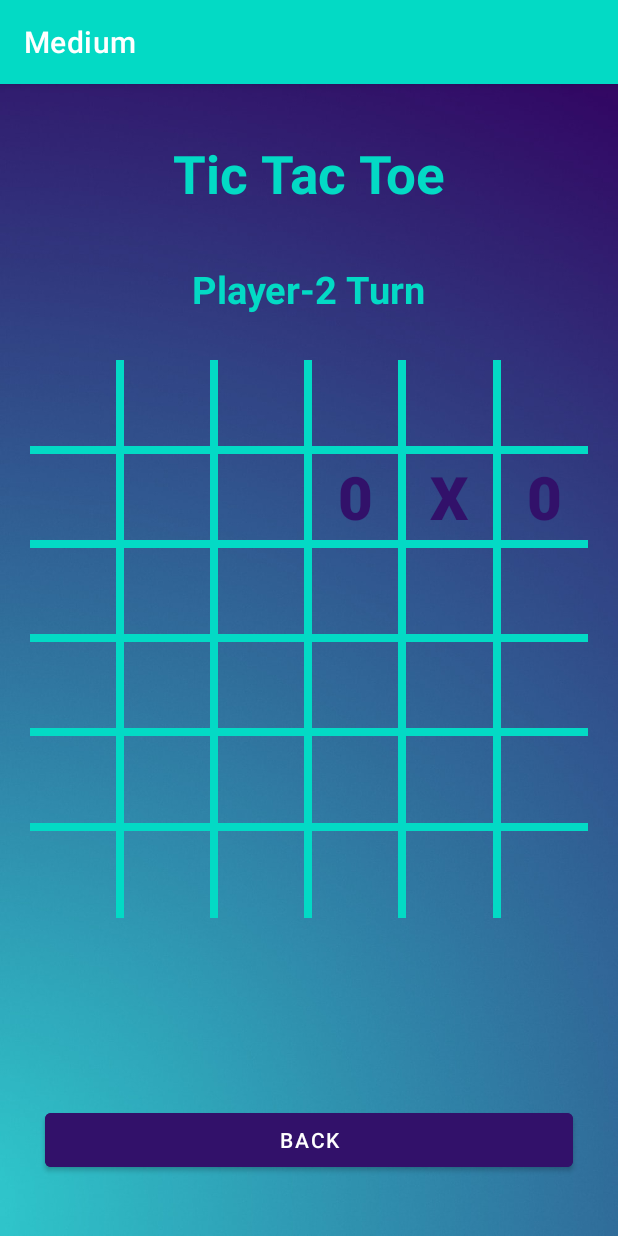
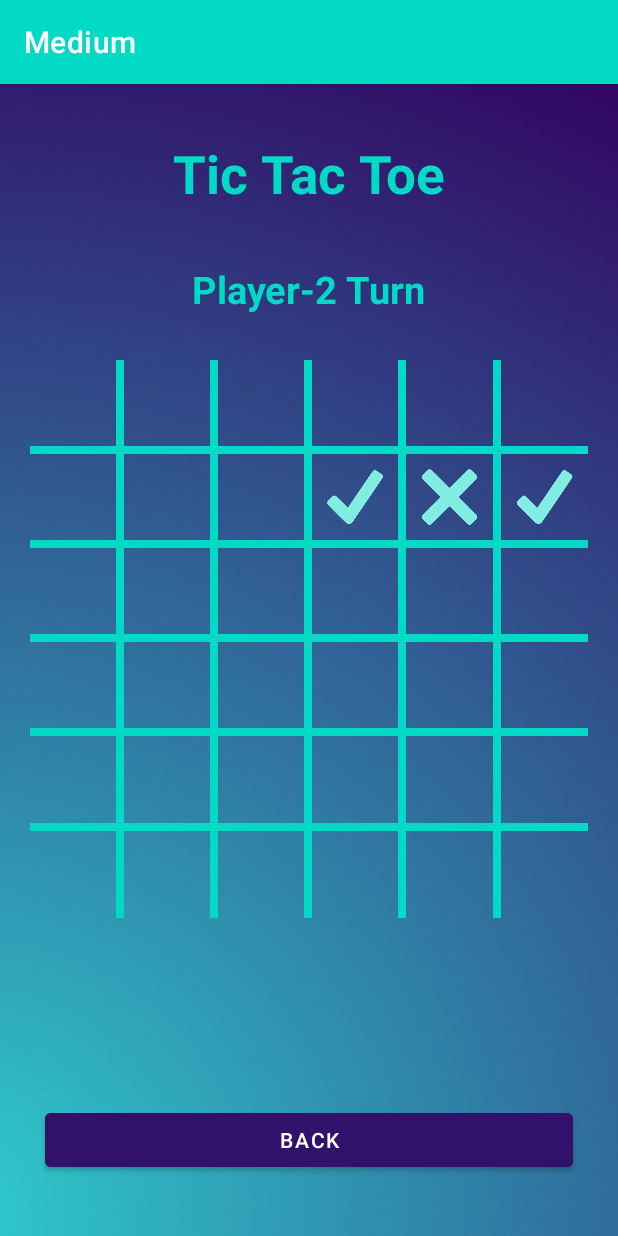
Before and after one commit to khan78756/Tic-Tac-Toe, an Android app: the medium screen opened directly, with no data from a screen before it, after a tap on an icon or button, on a phone screen of 412 x 824 dp. Run offline under Robolectric (Android 15) with nearby library versions, the phone set to English and light mode, and no system bars; 3 other taps on this screen came first.

Commit message:
Tic Tak Toe

```diff
--- a/app/src/main/res/layout/activity_medium.xml
+++ b/app/src/main/res/layout/activity_medium.xml
@@ -34,11 +34,12 @@
         android:layout_marginBottom="30dp"
         android:text="Player -1 Turn"
         android:textColor="@color/teal_200"
-        android:textSize="25dp"
+        android:textSize="25sp"
         android:textStyle="bold"
         app:layout_constraintEnd_toEndOf="parent"
         app:layout_constraintStart_toStartOf="parent"
-        app:layout_constraintTop_toBottomOf="@+id/turnX" />
+        app:layout_constraintTop_toBottomOf="@+id/turnX"
+        tools:ignore="HardcodedText" />
 
 
     <LinearLayout
@@ -55,12 +56,13 @@
 
         <LinearLayout style="@style/row">
 
-            <android.widget.Button
+            <android.widget.ImageButton
                 android:id="@+id/b1"
                 style="@style/column"
                 android:tag="0"
-                android:textColor="#32116a"
-                tools:text="1"></android.widget.Button>
+                android:padding="10dp"
+                android:scaleType="fitCenter"
+                />
 
             <View
                 android:layout_width="5dp"
@@ -68,12 +70,13 @@
                 android:background="@color/teal_200" />
 
 
-            <android.widget.Button
+            <android.widget.ImageButton
                 android:id="@+id/b2"
                 style="@style/column"
                 android:tag="1"
-                android:textColor="#32116a"
-                tools:text="2"></android.widget.Button>
+                android:padding="10dp"
+                android:scaleType="fitCenter"
+         />
 
             <View
                 android:layout_width="5dp"
@@ -81,12 +84,14 @@
                 android:background="@color/teal_200" />
 
 
-            <android.widget.Button
+            <android.widget.ImageButton
                 android:id="@+id/b3"
                 style="@style/column"
                 android:tag="2"
                 android:textColor="#32116a"
-                tools:text="3"></android.widget.Button>
+                android:padding="10dp"
+                android:scaleType="fitCenter"
+                tools:text="3"/>
 
             <View
                 android:layout_width="5dp"
@@ -94,12 +99,13 @@
                 android:background="@color/teal_200" />
 
 
-            <android.widget.Button
+            <android.widget.ImageButton
                 android:id="@+id/b4"
                 style="@style/column"
                 android:tag="3"
-                android:textColor="#32116a"
-                tools:text="4" />
+                android:padding="10dp"
+                android:scaleType="fitCenter"
+           />
 
 
             <View
@@ -108,12 +114,12 @@
                 android:background="@color/teal_200" />
 
 
-            <android.widget.Button
+            <android.widget.ImageButton
                 android:id="@+id/b5"
                 style="@style/column"
                 android:tag="4"
-                android:textColor="#32116a"
-                tools:text="5" />
+                android:padding="10dp"
+                android:scaleType="fitCenter"/>
 
 
             <View
@@ -122,12 +128,12 @@
                 android:background="@color/teal_200" />
 
 
-            <android.widget.Button
+            <android.widget.ImageButton
                 android:id="@+id/b6"
                 style="@style/column"
                 android:tag="5"
-                android:textColor="#32116a"
-                tools:text="6" />
+                android:padding="10dp"
+                android:scaleType="fitCenter" />
         </LinearLayout>
 
         <View
@@ -138,12 +144,12 @@
 
         <LinearLayout style="@style/row">
 
-            <android.widget.Button
+            <android.widget.ImageButton
                 android:id="@+id/b7"
                 style="@style/column"
                 android:tag="6"
-                android:textColor="#32116a"
-                tools:text="7" />
+                android:padding="10dp"
+                android:scaleType="fitCenter" />
 
             <View
                 android:layout_width="5dp"
@@ -151,24 +157,24 @@
                 android:background="@color/teal_200" />
 
 
-            <android.widget.Button
+            <android.widget.ImageButton
                 android:id="@+id/b8"
                 style="@style/column"
                 android:tag="7"
-                android:textColor="#32116a"
-                tools:text="8" />
+                android:padding="10dp"
+                android:scaleType="fitCenter" />
 
             <View
                 android:layout_width="5dp"
                 android:layout_height="wrap_content"
                 android:background="@color/teal_200" />
 
-            <android.widget.Button
+            <android.widget.ImageButton
                 android:id="@+id/b9"
                 style="@style/column"
                 android:tag="8"
-                android:textColor="#32116a"
-                tools:text="9" />
+                android:padding="10dp"
+                android:scaleType="fitCenter" />
 
             <View
                 android:layout_width="5dp"
@@ -176,12 +182,12 @@
                 android:background="@color/teal_200" />
 
 
-            <android.widget.Button
+            <android.widget.ImageButton
                 android:id="@+id/b10"
                 style="@style/column"
                 android:tag="9"
-                android:textColor="#32116a"
-                tools:text="10" />
+                android:padding="10dp"
+                android:scaleType="fitCenter" />
 
             <View
                 android:layout_width="5dp"
@@ -189,12 +195,12 @@
                 android:background="@color/teal_200" />
 
 
-            <android.widget.Button
+            <android.widget.ImageButton
                 android:id="@+id/b11"
                 style="@style/column"
                 android:tag="10"
-                android:textColor="#32116a"
-                tools:text="11" />
+                android:padding="10dp"
+                android:scaleType="fitCenter" />
 
             <View
                 android:layout_width="5dp"
@@ -202,12 +208,12 @@
                 android:background="@color/teal_200" />
 
 
-            <android.widget.Button
+            <android.widget.ImageButton
                 android:id="@+id/b12"
                 style="@style/column"
                 android:tag="11"
-                android:textColor="#32116a"
-                tools:text="12" />
+                android:padding="10dp"
+                android:scaleType="fitCenter" />
         </LinearLayout>
 
         <View
@@ -217,36 +223,36 @@
 
         <LinearLayout style="@style/row">
 
-            <android.widget.Button
+            <android.widget.ImageButton
                 android:id="@+id/b13"
                 style="@style/column"
                 android:tag="12"
-                android:textColor="#32116a"
-                tools:text="13" />
+                android:padding="10dp"
+                android:scaleType="fitCenter" />
 
             <View
                 android:layout_width="5dp"
                 android:layout_height="wrap_content"
                 android:background="@color/teal_200" />
 
-            <android.widget.Button
+            <android.widget.ImageButton
                 android:id="@+id/b14"
                 style="@style/column"
                 android:tag="13"
-                android:textColor="#32116a"
-                tools:text="14" />
+                android:padding="10dp"
+                android:scaleType="fitCenter" />
 
             <View
                 android:layout_width="5dp"
                 android:layout_height="wrap_content"
                 android:background="@color/teal_200" />
 
-            <android.widget.Button
+            <android.widget.ImageButton
                 android:id="@+id/b15"
                 style="@style/column"
                 android:tag="14"
-                android:textColor="#32116a"
-                tools:text="15" />
+                android:padding="10dp"
+                android:scaleType="fitCenter" />
 
 
             <View
@@ -255,12 +261,12 @@
                 android:background="@color/teal_200" />
 
 
-            <android.widget.Button
+            <android.widget.ImageButton
                 android:id="@+id/b16"
                 style="@style/column"
                 android:tag="15"
-                android:textColor="#32116a"
-                tools:text="16" />
+                android:padding="10dp"
+                android:scaleType="fitCenter"/>
 
             <View
                 android:layout_width="5dp"
@@ -268,12 +274,12 @@
                 android:background="@color/teal_200" />
 
 
-            <android.widget.Button
+            <android.widget.ImageButton
                 android:id="@+id/b17"
                 style="@style/column"
                 android:tag="16"
-                android:textColor="#32116a"
-                tools:text="17" />
+                android:padding="10dp"
+                android:scaleType="fitCenter"/>
 
             <View
                 android:layout_width="5dp"
@@ -281,12 +287,12 @@
                 android:background="@color/teal_200" />
 
 
-            <android.widget.Button
+            <android.widget.ImageButton
                 android:id="@+id/b18"
                 style="@style/column"
                 android:tag="17"
-                android:textColor="#32116a"
-                tools:text="18" />
+                android:padding="10dp"
+                android:scaleType="fitCenter"/>
         </LinearLayout>
 
         <View
@@ -296,36 +302,36 @@
 
         <LinearLayout style="@style/row">
 
-            <android.widget.Button
+            <android.widget.ImageButton
                 android:id="@+id/b19"
                 style="@style/column"
                 android:tag="18"
-                android:textColor="#32116a"
-                tools:text="19" />
+                android:padding="10dp"
+                android:scaleType="fitCenter"/>
 
             <View
                 android:layout_width="5dp"
                 android:layout_height="wrap_content"
                 android:background="@color/teal_200" />
 
-            <android.widget.Button
+            <android.widget.ImageButton
                 android:id="@+id/b20"
                 style="@style/column"
                 android:tag="19"
-                android:textColor="#32116a"
-                tools:text="20" />
+                android:padding="10dp"
+                android:scaleType="fitCenter"/>
 
             <View
                 android:layout_width="5dp"
                 android:layout_height="wrap_content"
                 android:background="@color/teal_200" />
 
-            <android.widget.Button
+            <android.widget.ImageButton
                 android:id="@+id/b21"
                 style="@style/column"
                 android:tag="20"
-                android:textColor="#32116a"
-                tools:text="21" />
+                android:padding="10dp"
+                android:scaleType="fitCenter"/>
 
 
             <View
@@ -334,12 +340,12 @@
                 android:background="@color/teal_200" />
 
 
-            <android.widget.Button
+            <android.widget.ImageButton
                 android:id="@+id/b22"
                 style="@style/column"
                 android:tag="21"
-                android:textColor="#32116a"
-                tools:text="22" />
+                android:padding="10dp"
+                android:scaleType="fitCenter"/>
 
             <View
                 android:layout_width="5dp"
@@ -347,12 +353,12 @@
                 android:background="@color/teal_200" />
 
 
-            <android.widget.Button
+            <android.widget.ImageButton
                 android:id="@+id/b23"
                 style="@style/column"
                 android:tag="22"
-                android:textColor="#32116a"
-                tools:text="23" />
+                android:padding="10dp"
+                android:scaleType="fitCenter"/>
 
             <View
                 android:layout_width="5dp"
@@ -360,12 +366,12 @@
                 android:background="@color/teal_200" />
 
 
-            <android.widget.Button
+            <android.widget.ImageButton
                 android:id="@+id/b24"
                 style="@style/column"
                 android:tag="23"
-                android:textColor="#32116a"
-                tools:text="24" />
+                android:padding="10dp"
+                android:scaleType="fitCenter"/>
         </LinearLayout>
 
 
@@ -376,36 +382,36 @@
 
         <LinearLayout style="@style/row">
 
-            <android.widget.Button
+            <android.widget.ImageButton
                 android:id="@+id/b25"
                 style="@style/column"
                 android:tag="24"
-                android:textColor="#32116a"
-                tools:text="25" />
+                android:padding="10dp"
+                android:scaleType="fitCenter"/>
 
             <View
                 android:layout_width="5dp"
                 android:layout_height="wrap_content"
                 android:background="@color/teal_200" />
 
-            <android.widget.Button
+            <android.widget.ImageButton
                 android:id="@+id/b26"
                 style="@style/column"
                 android:tag="25"
-                android:textColor="#32116a"
-                tools:text="26" />
+                android:padding="10dp"
+                android:scaleType="fitCenter" />
 
             <View
                 android:layout_width="5dp"
                 android:layout_height="wrap_content"
                 android:background="@color/teal_200" />
 
-            <android.widget.Button
+            <android.widget.ImageButton
                 android:id="@+id/b27"
                 style="@style/column"
                 android:tag="26"
-                android:textColor="#32116a"
-                tools:text="27" />
+                android:padding="10dp"
+                android:scaleType="fitCenter"/>
 
 
             <View
@@ -414,12 +420,12 @@
                 android:background="@color/teal_200" />
 
 
-            <android.widget.Button
+            <android.widget.ImageButton
                 android:id="@+id/b28"
                 style="@style/column"
                 android:tag="27"
-                android:textColor="#32116a"
-                tools:text="28" />
+                android:padding="10dp"
+                android:scaleType="fitCenter"/>
 
             <View
                 android:layout_width="5dp"
@@ -427,12 +433,12 @@
                 android:background="@color/teal_200" />
 
 
-            <android.widget.Button
+            <android.widget.ImageButton
                 android:id="@+id/b29"
                 style="@style/column"
                 android:tag="28"
-                android:textColor="#32116a"
-                tools:text="29" />
+                android:padding="10dp"
+                android:scaleType="fitCenter"/>
 
             <View
                 android:layout_width="5dp"
@@ -440,12 +446,12 @@
                 android:background="@color/teal_200" />
 
 
-            <android.widget.Button
+            <android.widget.ImageButton
                 android:id="@+id/b30"
                 style="@style/column"
                 android:tag="29"
-                android:textColor="#32116a"
-                tools:text="30" />
+                android:padding="10dp"
+                android:scaleType="fitCenter"/>
         </LinearLayout>
 
 
@@ -456,36 +462,36 @@
 
         <LinearLayout style="@style/row">
 
-            <android.widget.Button
+            <android.widget.ImageButton
                 android:id="@+id/b31"
                 style="@style/column"
                 android:tag="30"
-                android:textColor="#32116a"
-                tools:text="31" />
+                android:padding="10dp"
+                android:scaleType="fitCenter"/>
 
             <View
                 android:layout_width="5dp"
                 android:layout_height="wrap_content"
                 android:background="@color/teal_200" />
 
-            <android.widget.Button
+            <android.widget.ImageButton
                 android:id="@+id/b32"
                 style="@style/column"
                 android:tag="31"
-                android:textColor="#32116a"
-                tools:text="32" />
+                android:padding="10dp"
+                android:scaleType="fitCenter"/>
 
             <View
                 android:layout_width="5dp"
                 android:layout_height="wrap_content"
                 android:background="@color/teal_200" />
 
-            <android.widget.Button
+            <android.widget.ImageButton
                 android:id="@+id/b33"
                 style="@style/column"
                 android:tag="32"
-                android:textColor="#32116a"
-                tools:text="33" />
+                android:padding="10dp"
+                android:scaleType="fitCenter" />
 
 
             <View
@@ -494,12 +500,12 @@
                 android:background="@color/teal_200" />
 
 
-            <android.widget.Button
+            <android.widget.ImageButton
                 android:id="@+id/b34"
                 style="@style/column"
                 android:tag="33"
-                android:textColor="#32116a"
-                tools:text="34" />
+                android:padding="10dp"
+                android:scaleType="fitCenter"/>
 
             <View
                 android:layout_width="5dp"
@@ -507,12 +513,12 @@
                 android:background="@color/teal_200" />
 
 
-            <android.widget.Button
+            <android.widget.ImageButton
                 android:id="@+id/b35"
                 style="@style/column"
                 android:tag="34"
-                android:textColor="#32116a"
-                tools:text="35" />
+                android:padding="10dp"
+                android:scaleType="fitCenter"/>
 
             <View
                 android:layout_width="5dp"
@@ -520,12 +526,12 @@
                 android:background="@color/teal_200" />
 
 
-            <android.widget.Button
+            <android.widget.ImageButton
                 android:id="@+id/b36"
                 style="@style/column"
                 android:tag="35"
-                android:textColor="#32116a"
-                tools:text="36" />
+                android:padding="10dp"
+                android:scaleType="fitCenter"/>
         </LinearLayout>
 
     </LinearLayout>
```
Also changed, not shown: app/src/main/java/com/example/tictactoe/MainActivity.kt (+18 -14 lines), app/src/main/java/com/example/tictactoe/medium.kt (+42 -40 lines), app/src/main/res/layout/activity_main.xml (+43 -44 lines), app/src/main/res/drawable/colorize.png (added), app/src/main/res/drawable/crosslast.png (added).
